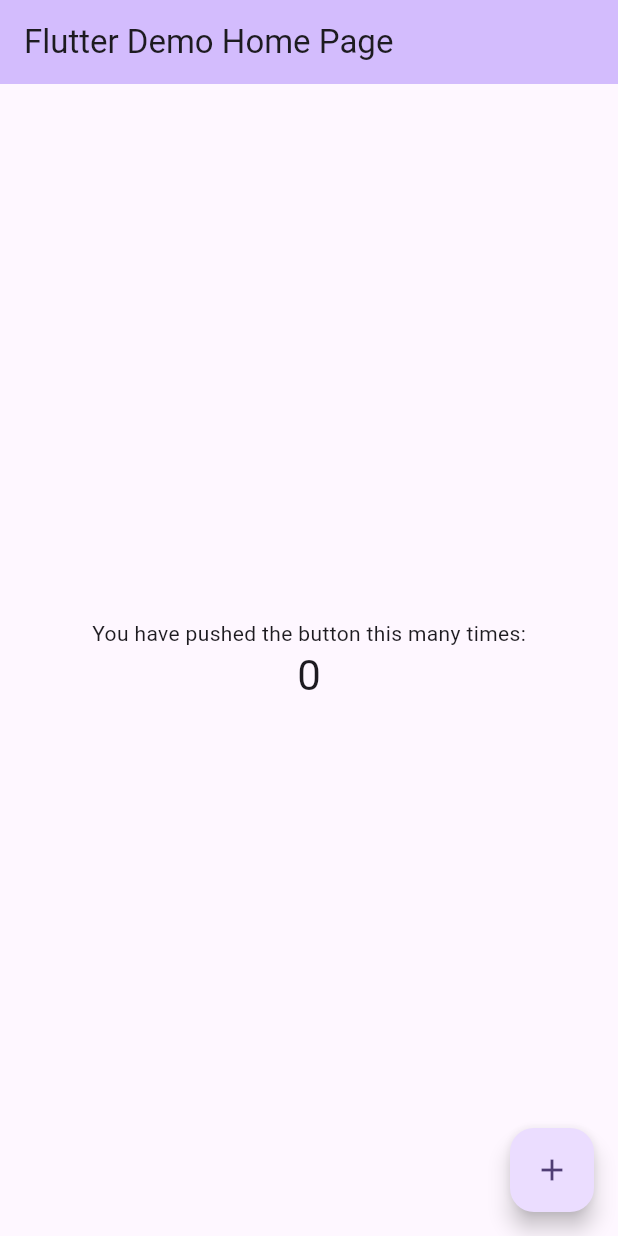
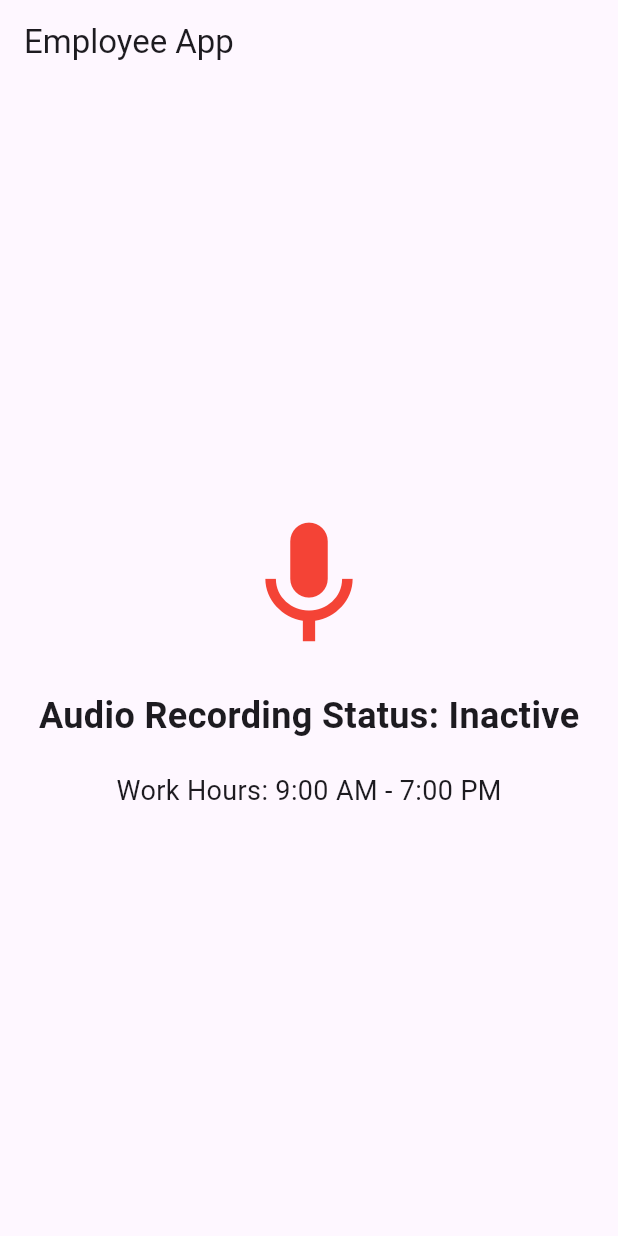
Before and after one commit to jazim06/ProGuard-Monitor, a Flutter app: the screen it shows after launch, on a phone screen of 412 x 824 dp. Run offline on Flutter 3.47's test engine with Material 3 defaults, Android fonts, the light colour scheme and no system bars.

Commit message:
main dart

```diff
--- a/lib/main.dart
+++ b/lib/main.dart
@@ -1,125 +1,53 @@
 import 'package:flutter/material.dart';
 
 void main() {
-  runApp(const MyApp());
+  // Initialize Firebase
+  runApp(EmployeeApp());
 }
 
-class MyApp extends StatelessWidget {
-  const MyApp({super.key});
-
-  // This widget is the root of your application.
+class EmployeeApp extends StatelessWidget {
   @override
   Widget build(BuildContext context) {
     return MaterialApp(
-      title: 'Flutter Demo',
-      theme: ThemeData(
-        // This is the theme of your application.
-        //
-        // TRY THIS: Try running your application with "flutter run". You'll see
-        // the application has a purple toolbar. Then, without quitting the app,
-        // try changing the seedColor in the colorScheme below to Colors.green
-        // and then invoke "hot reload" (save your changes or press the "hot
-        // reload" button in a Flutter-supported IDE, or press "r" if you used
-        // the command line to start the app).
-        //
-        // Notice that the counter didn't reset back to zero; the application
-        // state is not lost during the reload. To reset the state, use hot
-        // restart instead.
-        //
-        // This works for code too, not just values: Most code changes can be
-        // tested with just a hot reload.
-        colorScheme: ColorScheme.fromSeed(seedColor: Colors.deepPurple),
-        useMaterial3: true,
-      ),
-      home: const MyHomePage(title: 'Flutter Demo Home Page'),
+      home: HomeScreen(),
+      debugShowCheckedModeBanner: true,
     );
   }
 }
 
-class MyHomePage extends StatefulWidget {
-  const MyHomePage({super.key, required this.title});
+class HomeScreen extends StatefulWidget {
+  @override
+  _HomeScreenState createState() => _HomeScreenState();
+}
 
-  // This widget is the home page of your application. It is stateful, meaning
-  // that it has a State object (defined below) that contains fields that affect
-  // how it looks.
-
-  // This class is the configuration for the state. It holds the values (in this
-  // case the title) provided by the parent (in this case the App widget) and
-  // used by the build method of the State. Fields in a Widget subclass are
-  // always marked "final".
-
-  final String title;
+class _HomeScreenState extends State<HomeScreen> {
+  String _status = "Inactive";
 
   @override
-  State<MyHomePage> createState() => _MyHomePageState();
-}
-
-class _MyHomePageState extends State<MyHomePage> {
-  int _counter = 0;
-
-  void _incrementCounter() {
-    setState(() {
-      // This call to setState tells the Flutter framework that something has
-      // changed in this State, which causes it to rerun the build method below
-      // so that the display can reflect the updated values. If we changed
-      // _counter without calling setState(), then the build method would not be
-      // called again, and so nothing would appear to happen.
-      _counter++;
-    });
-  }
-
   @override
   Widget build(BuildContext context) {
-    // This method is rerun every time setState is called, for instance as done
-    // by the _incrementCounter method above.
-    //
-    // The Flutter framework has been optimized to make rerunning build methods
-    // fast, so that you can just rebuild anything that needs updating rather
-    // than having to individually change instances of widgets.
     return Scaffold(
       appBar: AppBar(
-        // TRY THIS: Try changing the color here to a specific color (to
-        // Colors.amber, perhaps?) and trigger a hot reload to see the AppBar
-        // change color while the other colors stay the same.
-        backgroundColor: Theme.of(context).colorScheme.inversePrimary,
-        // Here we take the value from the MyHomePage object that was created by
-        // the App.build method, and use it to set our appbar title.
-        title: Text(widget.title),
+        title: Text("Employee App"),
       ),
       body: Center(
-        // Center is a layout widget. It takes a single child and positions it
-        // in the middle of the parent.
         child: Column(
-          // Column is also a layout widget. It takes a list of children and
-          // arranges them vertically. By default, it sizes itself to fit its
-          // children horizontally, and tries to be as tall as its parent.
-          //
-          // Column has various properties to control how it sizes itself and
-          // how it positions its children. Here we use mainAxisAlignment to
-          // center the children vertically; the main axis here is the vertical
-          // axis because Columns are vertical (the cross axis would be
-          // horizontal).
-          //
-          // TRY THIS: Invoke "debug painting" (choose the "Toggle Debug Paint"
-          // action in the IDE, or press "p" in the console), to see the
-          // wireframe for each widget.
           mainAxisAlignment: MainAxisAlignment.center,
-          children: <Widget>[
-            const Text(
-              'You have pushed the button this many times:',
+          children: [
+            Icon(Icons.mic, size: 100, color: Colors.red),
+            SizedBox(height: 20),
+            Text(
+              "Audio Recording Status: $_status",
+              style: TextStyle(fontSize: 24, fontWeight: FontWeight.bold),
             ),
+            SizedBox(height: 20),
             Text(
-              '$_counter',
-              style: Theme.of(context).textTheme.headlineMedium,
+              "Work Hours: 9:00 AM - 7:00 PM",
+              style: TextStyle(fontSize: 18),
             ),
           ],
         ),
       ),
-      floatingActionButton: FloatingActionButton(
-        onPressed: _incrementCounter,
-        tooltip: 'Increment',
-        child: const Icon(Icons.add),
-      ), // This trailing comma makes auto-formatting nicer for build methods.
     );
   }
 }
```
